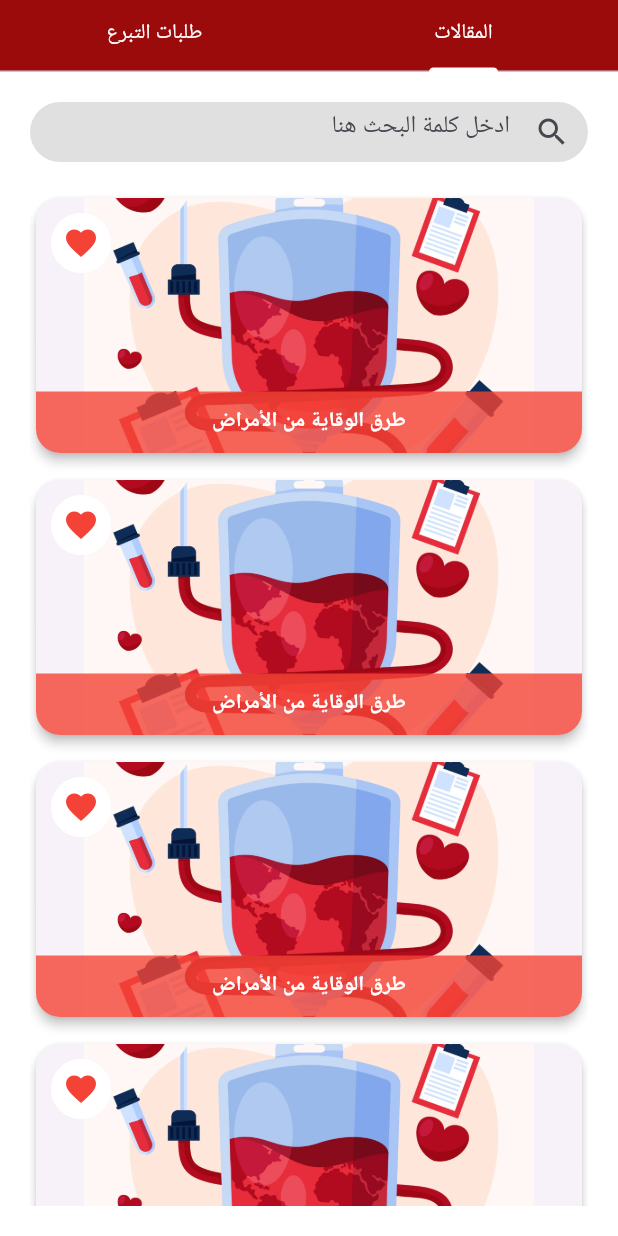
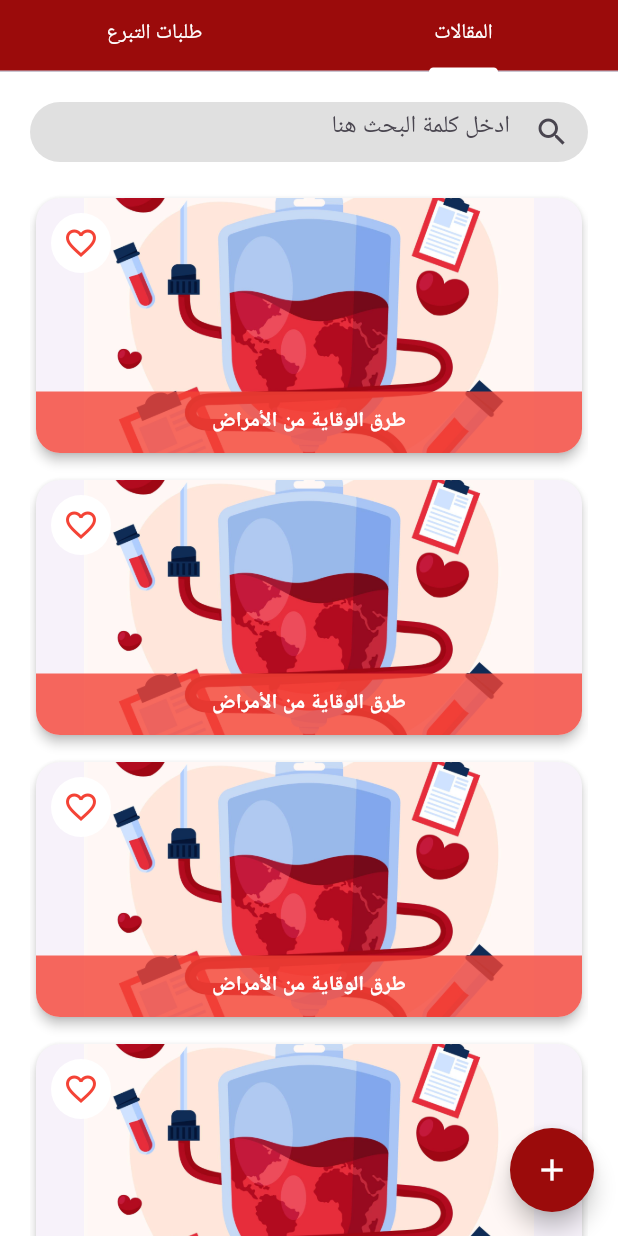
Before and after one commit to mans70q/blood_bank, a Flutter app: the HomeScreen screen opened directly, on a phone screen of 412 x 824 dp. Run offline on Flutter 3.47's test engine with Material 3 defaults, Android fonts, the phone set to English and light mode, and no system bars; our stand-ins replace get.

Commit message:
layout modified and donation request is added and change MyApp to be singleton

```diff
--- /dev/null
+++ b/lib/app/app.dart
@@ -0,0 +1,26 @@
+
+import 'package:flutter/material.dart';
+import 'package:get/get.dart';
+
+import '../core/styles/app_theme.dart';
+import '../routs.dart';
+
+class MyApp extends StatelessWidget {
+
+  static final MyApp _instance = MyApp._internal();
+
+  factory MyApp() => _instance;
+
+  const MyApp._internal();
+
+  @override
+  Widget build(BuildContext context) {
+    return GetMaterialApp(
+      locale: const Locale('ar'),
+      debugShowCheckedModeBanner: false,
+      theme: AppTheme.appTheme,
+      initialRoute: '/',
+      getPages: getPages,
+    );
+  }
+}
--- a/lib/core/constant/strings.dart
+++ b/lib/core/constant/strings.dart
@@ -2,7 +2,7 @@ class AppStrings {
   // ============== routs ===============
   static const String loginRoute = '/login';
   static const String registerRoute = '/register';
-  static const String homeRoute = '/home';
+  static const String layoutRoute = '/layout';
   static const String forgetPasswordRoute = '/forgetPassword';
   static const String resetPasswordRoute = '/resetPassword';
 
--- a/lib/features/auth/controller/login_controller.dart
+++ b/lib/features/auth/controller/login_controller.dart
@@ -10,7 +10,7 @@ class LoginController extends GetxController {
   bool rememberMe = false;
 
   void login() {
-    Get.offAllNamed(AppStrings.homeRoute);
+    Get.offAllNamed(AppStrings.layoutRoute);
   }
 
   void forgetPassword() {}
--- a/lib/features/auth/controller/register_controller.dart
+++ b/lib/features/auth/controller/register_controller.dart
@@ -26,6 +26,6 @@ class RegisterController extends GetxController {
   setSelectedBloodType(String value) => selectedBloodType = value;
 
   void register() {
-    Get.offAllNamed(AppStrings.homeRoute);
+    Get.offAllNamed(AppStrings.layoutRoute);
   }
 }
--- a/lib/features/home/presentation/screen/article_screen.dart
+++ b/lib/features/home/presentation/screen/article_screen.dart
@@ -7,10 +7,9 @@ class ArticleScreen extends StatelessWidget {
 
   @override
   Widget build(BuildContext context) {
-    return Scaffold(
-      body: SafeArea(
+    return SafeArea(
       child: Padding(
-          padding: EdgeInsets.all(20),
+        padding: EdgeInsets.only(top: 20, left: 20, right: 20),
         child: Column(
           children: [
             SearchInArticle(),
@@ -29,7 +28,6 @@ class ArticleScreen extends StatelessWidget {
           ],
         ),
       ),
-      ),
     );
   }
 }
--- a/lib/features/home/presentation/screen/home_screen.dart
+++ b/lib/features/home/presentation/screen/home_screen.dart
@@ -1,4 +1,5 @@
 import 'package:blood_bank/features/home/presentation/screen/article_screen.dart';
+import 'package:blood_bank/features/home/presentation/screen/donation_request_screen.dart';
 import 'package:flutter/material.dart';
 
 import '../../../../core/styles/colors.dart';
@@ -8,6 +9,20 @@ class HomeScreen extends StatelessWidget {
 
   @override
   Widget build(BuildContext context) {
+    Widget buildTabScreen() {
+      return Scaffold(
+        body: ArticleScreen(),
+        floatingActionButton: FloatingActionButton(
+          shape: const CircleBorder(),
+          backgroundColor: AppColors.primary,
+          heroTag: "add",
+          onPressed: () {},
+          child: Icon(Icons.add, color: AppColors.white),
+        ),
+        floatingActionButtonLocation: FloatingActionButtonLocation.startFloat,
+      );
+    }
+
     return DefaultTabController(
       length: 2,
       child: Scaffold(
@@ -26,7 +41,7 @@ class HomeScreen extends StatelessWidget {
             unselectedLabelColor: AppColors.white,
           ),
         ),
-        body: TabBarView(children: [ArticleScreen(), ArticleScreen()]),
+        body: TabBarView(children: [buildTabScreen(), DonationRequestScreen()]),
       ),
     );
   }
--- a/lib/features/home/presentation/widgets/article_card.dart
+++ b/lib/features/home/presentation/widgets/article_card.dart
@@ -1,7 +1,14 @@
 import 'package:flutter/material.dart';
 
-class ArticleCard extends StatelessWidget {
+class ArticleCard extends StatefulWidget {
   const ArticleCard({super.key});
+
+  @override
+  State<ArticleCard> createState() => _ArticleCardState();
+}
+
+class _ArticleCardState extends State<ArticleCard> {
+  bool isFavorite = false;
 
   @override
   Widget build(BuildContext context) {
@@ -38,8 +45,15 @@ class ArticleCard extends StatelessWidget {
               child: CircleAvatar(
                 backgroundColor: Colors.white,
                 child: IconButton(
-                  icon: Icon(Icons.favorite),
-                  onPressed: () {},
+                  icon: Icon(
+                    isFavorite ? Icons.favorite : Icons.favorite_border,
+                  ),
+                  onPressed: () {
+                    // Handle favorite button press
+                    setState(() {
+                      isFavorite = !isFavorite;
+                    });
+                  },
                   color: Colors.red,
                 ),
               ),
--- a/lib/main.dart
+++ b/lib/main.dart
@@ -1,9 +1,8 @@
-import 'package:blood_bank/core/styles/app_theme.dart';
 import 'package:blood_bank/core/styles/colors.dart';
-import 'package:blood_bank/routs.dart';
 import 'package:flutter/material.dart';
 import 'package:flutter/services.dart';
-import 'package:get/get_navigation/src/root/get_material_app.dart';
+
+import 'app/app.dart';
 
 void main() {
   WidgetsFlutterBinding.ensureInitialized();
@@ -17,20 +16,5 @@ void main() {
       systemNavigationBarIconBrightness: Brightness.light,
     ),
   );
-  runApp(const MyApp());
+  runApp( MyApp());
 }
-
-class MyApp extends StatelessWidget {
-  const MyApp({super.key});
-
-  @override
-  Widget build(BuildContext context) {
-    return GetMaterialApp(
-      locale: const Locale('ar'),
-      debugShowCheckedModeBanner: false,
-      theme: AppTheme.appTheme,
-      initialRoute: '/',
-      getPages: getPages,
-    );
-  }
-}
--- a/lib/routs.dart
+++ b/lib/routs.dart
@@ -2,6 +2,7 @@ import 'package:blood_bank/core/constant/strings.dart';
 import 'package:blood_bank/features/auth/presentation/screen/register_screen.dart';
 import 'package:blood_bank/features/onboarding/presentation/screen/onboarding_screen.dart';
 import 'package:get/get_navigation/src/routes/get_route.dart';
+
 import 'features/auth/presentation/screen/forget_password.dart';
 import 'features/auth/presentation/screen/login_screen.dart';
 import 'features/auth/presentation/screen/reset_password.dart';
@@ -21,5 +22,5 @@ List<GetPage<dynamic>>? getPages = [
     page: () => const ResetPassword(),
   ),
   //====================== home ======================
-  GetPage(name: AppStrings.homeRoute, page: () => const LayoutScreen()),
+  GetPage(name: AppStrings.layoutRoute, page: () => const LayoutScreen()),
 ];
```
Also changed, not shown: lib/features/home/controller/donation_request_controller.dart (added, +18 -0 lines), lib/features/home/controller/layout_controller.dart (+5 -5 lines), lib/features/home/presentation/screen/donation_request_screen.dart (added, +85 -0 lines), lib/features/home/presentation/screen/layout_screen.dart (+15 -11 lines), 1 other file. Lines whose indentation alone changed are shown as unchanged.
